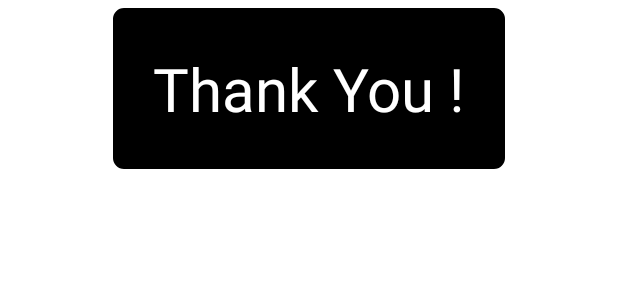
After one commit to HarisWeitani/VisitorManagementSystem, an Android app: the layout thankyou_dialog.xml on its own in the app's theme, with its tools: preview values and no code run, on a phone screen of 412 x 824 dp. The commit adds this screen. Shown: the top 300 px of the screen. Run offline under Robolectric (Android 15) with nearby library versions, the phone set to English and light mode, and no system bars.

Commit message:
Dialog and UI reset

```diff
--- a/app/build.gradle
+++ b/app/build.gradle
@@ -46,5 +46,7 @@ dependencies {
     implementation 'com.google.firebase:firebase-analytics:17.1.0'
     implementation 'com.crashlytics.sdk.android:crashlytics:2.10.1'
 
+    implementation 'com.github.ybq:Android-SpinKit:1.4.0'
+
 }
 apply plugin: 'com.google.gms.google-services'
--- /dev/null
+++ b/app/src/main/res/drawable-xxhdpi/curve_edge_box.xml
@@ -0,0 +1,16 @@
+<?xml version="1.0" encoding="utf-8"?>
+<shape xmlns:android="http://schemas.android.com/apk/res/android" >
+
+    <solid android:color="#000000" />
+
+    <stroke
+        android:width="5dp"
+        android:color="#ffffff" />
+
+    <corners
+        android:bottomLeftRadius="10dp"
+        android:bottomRightRadius="10dp"
+        android:topLeftRadius="10dp"
+        android:topRightRadius="10dp" />
+
+</shape>
--- /dev/null
+++ b/app/src/main/res/layout/thankyou_dialog.xml
@@ -0,0 +1,31 @@
+<?xml version="1.0" encoding="utf-8"?>
+<LinearLayout
+    xmlns:android="http://schemas.android.com/apk/res/android"
+    xmlns:app="http://schemas.android.com/apk/res-auto"
+    android:orientation="vertical"
+    android:layout_width="match_parent"
+    android:layout_height="match_parent"
+    android:background="@color/white">
+
+    <LinearLayout
+        android:layout_width="wrap_content"
+        android:layout_height="wrap_content"
+        android:orientation="vertical"
+        android:layout_gravity="center"
+        android:gravity="center"
+        android:background="@drawable/curve_edge_box"
+        android:padding="32dp"
+        >
+
+        <TextView
+            android:id="@+id/tv_waiting_connection"
+            android:layout_width="wrap_content"
+            android:layout_height="wrap_content"
+
+            android:text="Thank You !"
+            android:textColor="@color/white"
+            android:textSize="40sp"
+            />
+    </LinearLayout>
+
+</LinearLayout>
```
Also changed, not shown: app/src/main/java/com/hw/vms/visitormanagementsystem/MainActivity.kt (+48 -1 lines), app/src/main/res/layout/loading_dialog.xml (added, +39 -0 lines).
